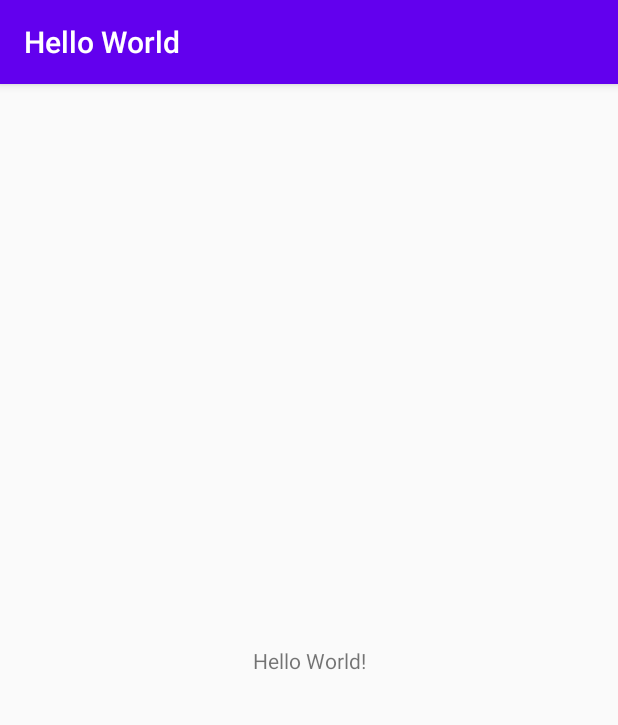
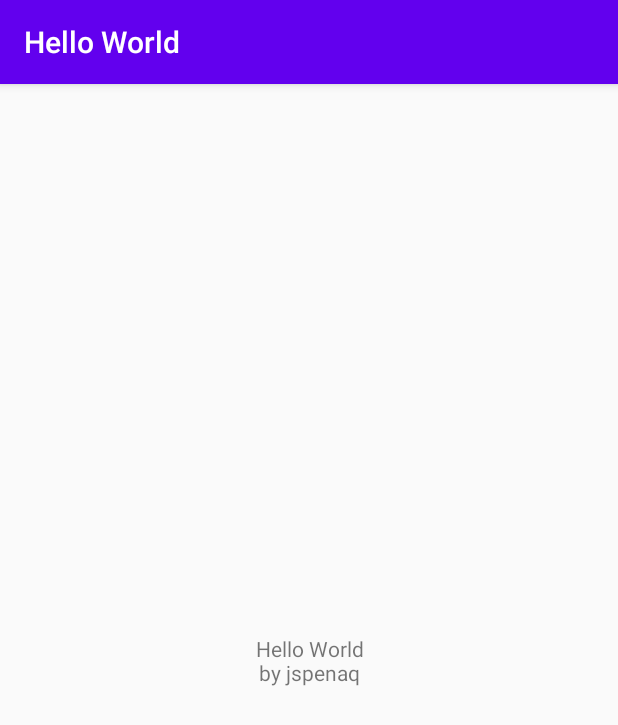
Before and after one commit to jspenaq/MobileApps, an Android app: the screen it shows after launch (MainActivity), on a phone screen of 412 x 824 dp. Shown: the top 725 px of the screen. Run offline under Robolectric (Android 15) with nearby library versions, the phone set to English and light mode, and no system bars.

Commit message:
:zap: added text: by jspenaq

```diff
--- a/HelloWorld/app/src/main/res/layout/activity_main.xml
+++ b/HelloWorld/app/src/main/res/layout/activity_main.xml
@@ -9,7 +9,8 @@
     <TextView
         android:layout_width="wrap_content"
         android:layout_height="wrap_content"
-        android:text="Hello World!"
+        android:gravity="center"
+        android:text="@string/title"
         app:layout_constraintBottom_toBottomOf="parent"
         app:layout_constraintLeft_toLeftOf="parent"
         app:layout_constraintRight_toRightOf="parent"
--- a/HelloWorld/app/src/main/res/values/strings.xml
+++ b/HelloWorld/app/src/main/res/values/strings.xml
@@ -1,3 +1,4 @@
 <resources>
     <string name="app_name">Hello World</string>
+    <string name="title">Hello World\nby jspenaq</string>
 </resources>
```
